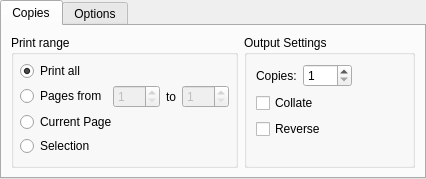
The window that src/gui/dialogs/qprintsettingsoutput.ui (RLovelett/qt) describes before a commit, drawn with Qt 5.
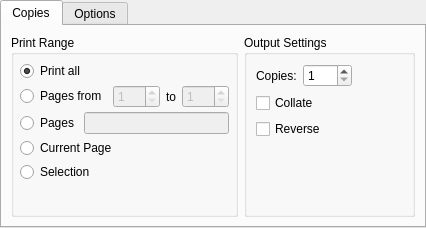
The same window after the commit.

Commit message: QPrinter: Add support for multiple page ranges

The edit to the form file:
```diff
--- a/src/gui/dialogs/qprintsettingsoutput.ui
+++ b/src/gui/dialogs/qprintsettingsoutput.ui
@@ -7,7 +7,7 @@
     <x>0</x>
     <y>0</y>
     <width>426</width>
-    <height>171</height>
+    <height>228</height>
    </rect>
   </property>
   <property name="windowTitle">
@@ -36,7 +36,7 @@
           </sizepolicy>
          </property>
          <property name="title">
-          <string>Print range</string>
+          <string>Print Range</string>
          </property>
          <layout class="QVBoxLayout" name="_3">
           <property name="spacing">
@@ -118,6 +118,30 @@
             </item>
            </layout>
           </item>
+          <item>
+           <layout class="QHBoxLayout" name="printMultiplePageRangesLayout">
+            <item>
+             <widget class="QRadioButton" name="printMultiplePageRanges">
+              <property name="enabled">
+               <bool>true</bool>
+              </property>
+              <property name="text">
+               <string>Pages</string>
+              </property>
+             </widget>
+            </item>
+            <item>
+             <widget class="QLineEdit" name="multiplePageRanges">
+              <property name="enabled">
+               <bool>false</bool>
+              </property>
+              <property name="text">
+               <string/>
+              </property>
+             </widget>
+            </item>
+           </layout>
+          </item>
           <item>
            <widget class="QRadioButton" name="printCurrentPage">
             <property name="text">
```
Left out of the diff: 25 changed lines with no effect on the pictures. The commit also changes 16 other files.
